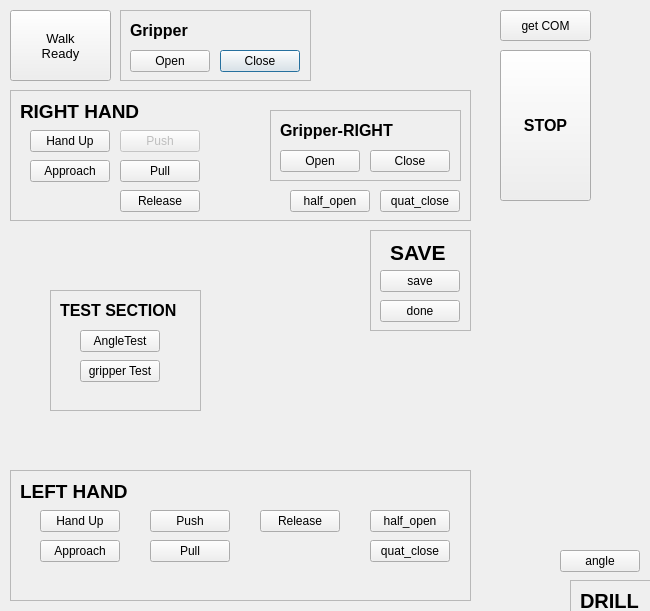
Before: the Qt Designer form MobileHubo_ROScomm_drill_LeftHandTest/src/PODOGUI/drilldialog.ui in chosaihim/drill_podo_left_git, drawn with Qt 5.
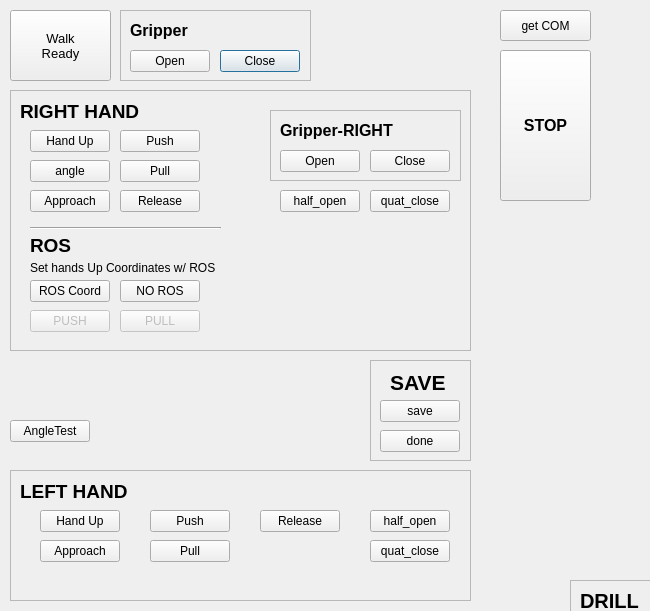
After: the same form once the commit is applied.

Commit message: ROS command(a few buttons are added)

```diff
--- a/MobileHubo_ROScomm_drill_LeftHandTest/src/PODOGUI/drilldialog.ui
+++ b/MobileHubo_ROScomm_drill_LeftHandTest/src/PODOGUI/drilldialog.ui
@@ -565,7 +565,7 @@
      <x>10</x>
      <y>90</y>
      <width>461</width>
-     <height>131</height>
+     <height>261</height>
     </rect>
    </property>
    <property name="frameShape">
@@ -604,7 +604,7 @@
     <property name="geometry">
      <rect>
       <x>20</x>
-      <y>70</y>
+      <y>100</y>
       <width>80</width>
       <height>22</height>
      </rect>
@@ -614,9 +614,6 @@
     </property>
    </widget>
    <widget class="QPushButton" name="PB_R_Push">
-    <property name="enabled">
-     <bool>false</bool>
-    </property>
     <property name="geometry">
      <rect>
       <x>110</x>
@@ -658,7 +655,7 @@
    <widget class="QPushButton" name="PB_R_HalfOpen">
     <property name="geometry">
      <rect>
-      <x>280</x>
+      <x>270</x>
       <y>100</y>
       <width>80</width>
       <height>22</height>
@@ -671,7 +668,7 @@
    <widget class="QPushButton" name="PB_R_QuatClose">
     <property name="geometry">
      <rect>
-      <x>370</x>
+      <x>360</x>
       <y>100</y>
       <width>80</width>
       <height>22</height>
@@ -743,12 +740,135 @@
      </property>
     </widget>
    </widget>
+   <widget class="QPushButton" name="PB_R_angle">
+    <property name="geometry">
+     <rect>
+      <x>20</x>
+      <y>70</y>
+      <width>80</width>
+      <height>22</height>
+     </rect>
+    </property>
+    <property name="text">
+     <string>angle</string>
+    </property>
+   </widget>
+   <widget class="QPushButton" name="PB_setROSCoord">
+    <property name="geometry">
+     <rect>
+      <x>20</x>
+      <y>190</y>
+      <width>80</width>
+      <height>22</height>
+     </rect>
+    </property>
+    <property name="text">
+     <string>ROS Coord</string>
+    </property>
+   </widget>
+   <widget class="QLabel" name="label">
+    <property name="geometry">
+     <rect>
+      <x>20</x>
+      <y>170</y>
+      <width>211</width>
+      <height>16</height>
+     </rect>
+    </property>
+    <property name="text">
+     <string>Set hands Up Coordinates w/ ROS</string>
+    </property>
+   </widget>
+   <widget class="QPushButton" name="PB_pushSeq">
+    <property name="enabled">
+     <bool>false</bool>
+    </property>
+    <property name="geometry">
+     <rect>
+      <x>20</x>
+      <y>220</y>
+      <width>80</width>
+      <height>22</height>
+     </rect>
+    </property>
+    <property name="text">
+     <string>PUSH</string>
+    </property>
+   </widget>
+   <widget class="QPushButton" name="PB_pullSeq">
+    <property name="enabled">
+     <bool>false</bool>
+    </property>
+    <property name="geometry">
+     <rect>
+      <x>110</x>
+      <y>220</y>
+      <width>80</width>
+      <height>22</height>
+     </rect>
+    </property>
+    <property name="text">
+     <string>PULL</string>
+    </property>
+   </widget>
+   <widget class="QLabel" name="label_2">
+    <property name="geometry">
+     <rect>
+      <x>20</x>
+      <y>140</y>
+      <width>59</width>
+      <height>31</height>
+     </rect>
+    </property>
+    <property name="text">
+     <string>&lt;html&gt;&lt;head/&gt;&lt;body&gt;&lt;p&gt;&lt;span style=&quot; font-size:14pt; font-weight:600;&quot;&gt;ROS&lt;/span&gt;&lt;/p&gt;&lt;/body&gt;&lt;/html&gt;</string>
+    </property>
+   </widget>
+   <widget class="Line" name="line">
+    <property name="geometry">
+     <rect>
+      <x>20</x>
+      <y>130</y>
+      <width>191</width>
+      <height>16</height>
+     </rect>
+    </property>
+    <property name="orientation">
+     <enum>Qt::Horizontal</enum>
+    </property>
+   </widget>
+   <widget class="QPushButton" name="PB_noROS">
+    <property name="geometry">
+     <rect>
+      <x>110</x>
+      <y>190</y>
+      <width>80</width>
+      <height>22</height>
+     </rect>
+    </property>
+    <property name="text">
+     <string>NO ROS</string>
+    </property>
+   </widget>
+  </widget>
+  <widget class="QPushButton" name="PB_angleTest">
+   <property name="geometry">
+    <rect>
+     <x>10</x>
+     <y>420</y>
+     <width>80</width>
+     <height>22</height>
+    </rect>
+   </property>
+   <property name="text">
+    <string>AngleTest</string>
+   </property>
   </widget>
   <widget class="QFrame" name="frame">
    <property name="geometry">
     <rect>
      <x>370</x>
-     <y>230</y>
+     <y>360</y>
      <width>101</width>
      <height>101</height>
     </rect>
@@ -799,74 +919,6 @@
     </property>
    </widget>
   </widget>
-  <widget class="QPushButton" name="PB_R_angle">
-   <property name="geometry">
-    <rect>
-     <x>560</x>
-     <y>550</y>
-     <width>80</width>
-     <height>22</height>
-    </rect>
-   </property>
-   <property name="text">
-    <string>angle</string>
-   </property>
-  </widget>
-  <widget class="QFrame" name="frame_2">
-   <property name="geometry">
-    <rect>
-     <x>50</x>
-     <y>290</y>
-     <width>151</width>
-     <height>121</height>
-    </rect>
-   </property>
-   <property name="frameShape">
-    <enum>QFrame::StyledPanel</enum>
-   </property>
-   <property name="frameShadow">
-    <enum>QFrame::Raised</enum>
-   </property>
-   <widget class="QPushButton" name="PB_angleTest">
-    <property name="geometry">
-     <rect>
-      <x>30</x>
-      <y>40</y>
-      <width>80</width>
-      <height>22</height>
-     </rect>
-    </property>
-    <property name="text">
-     <string>AngleTest</string>
-    </property>
-   </widget>
-   <widget class="QPushButton" name="PB_gripperTest">
-    <property name="geometry">
-     <rect>
-      <x>30</x>
-      <y>70</y>
-      <width>80</width>
-      <height>22</height>
-     </rect>
-    </property>
-    <property name="text">
-     <string>gripper Test</string>
-    </property>
-   </widget>
-   <widget class="QLabel" name="label">
-    <property name="geometry">
-     <rect>
-      <x>10</x>
-      <y>10</y>
-      <width>131</width>
-      <height>21</height>
-     </rect>
-    </property>
-    <property name="text">
-     <string>&lt;html&gt;&lt;head/&gt;&lt;body&gt;&lt;p&gt;&lt;span style=&quot; font-size:12pt; font-weight:600;&quot;&gt;TEST SECTION&lt;/span&gt;&lt;/p&gt;&lt;/body&gt;&lt;/html&gt;</string>
-    </property>
-   </widget>
-  </widget>
  </widget>
  <resources/>
  <connections/>
```
The commit also changes 71 other files.
